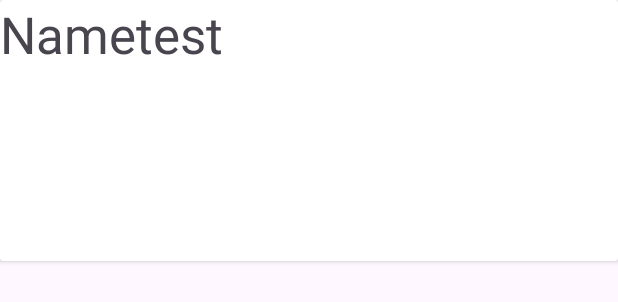
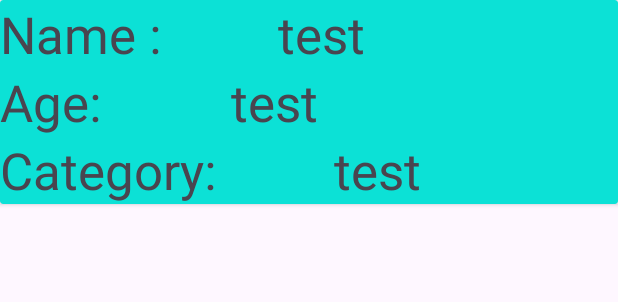
Before and after one commit to viet-data/GTech, an Android app: the layout item_doctor.xml on its own in the app's theme, with its tools: preview values and no code run, on a phone screen of 412 x 824 dp. Shown: the top 302 px of the screen. Run offline under Robolectric (Android 15) with nearby library versions, the phone set to English and light mode, and no system bars.

Commit message:
add more attribute for doctor class

```diff
--- a/app/src/main/res/layout/item_doctor.xml
+++ b/app/src/main/res/layout/item_doctor.xml
@@ -1,7 +1,9 @@
 <?xml version="1.0" encoding="utf-8"?>
 <androidx.cardview.widget.CardView xmlns:android="http://schemas.android.com/apk/res/android"
+    xmlns:app="http://schemas.android.com/apk/res-auto"
     android:layout_width="match_parent"
-    android:layout_height="wrap_content">
+    android:layout_height="wrap_content"
+    app:cardBackgroundColor="#0CE1D6">
 
     <LinearLayout
         android:layout_width="wrap_content"
@@ -16,13 +18,53 @@
             <TextView
                 android:layout_width="wrap_content"
                 android:layout_height="wrap_content"
-                android:text="Name"
+                android:text="Name :         "
                 android:textSize="34sp" />
 
             <TextView
                 android:id="@+id/tv_name"
-                android:layout_width="171dp"
-                android:layout_height="174dp"
+                android:layout_width="wrap_content"
+                android:layout_height="wrap_content"
+                android:text="test"
+                android:textSize="34sp" />
+
+        </LinearLayout>
+
+        <LinearLayout
+            android:layout_width="wrap_content"
+            android:layout_height="wrap_content"
+            android:orientation="horizontal">
+
+            <TextView
+                android:layout_width="wrap_content"
+                android:layout_height="wrap_content"
+                android:text="Age:          "
+                android:textSize="34sp" />
+
+            <TextView
+                android:id="@+id/tv_age"
+                android:layout_width="wrap_content"
+                android:layout_height="wrap_content"
+                android:text="test"
+                android:textSize="34sp" />
+
+        </LinearLayout>
+
+        <LinearLayout
+            android:layout_width="wrap_content"
+            android:layout_height="wrap_content"
+            android:orientation="horizontal">
+
+            <TextView
+                android:layout_width="wrap_content"
+                android:layout_height="wrap_content"
+                android:text="Category:         "
+                android:textSize="34sp" />
+
+            <TextView
+                android:id="@+id/tv_category"
+                android:layout_width="wrap_content"
+                android:layout_height="wrap_content"
                 android:text="test"
                 android:textSize="34sp" />
 
```
Also changed, not shown: app/src/main/java/com/example/myapplication/ui/Adapter/DoctorAdapter.java (+7 -3 lines), app/src/main/java/com/example/myapplication/ui/instance/Doctor.java (+22 -1 lines).
